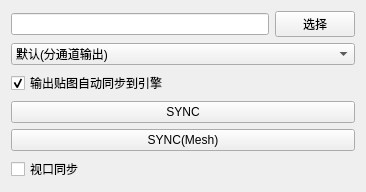
yangskin/SPsync, file sp_sync_ui.ui: the form before one commit.
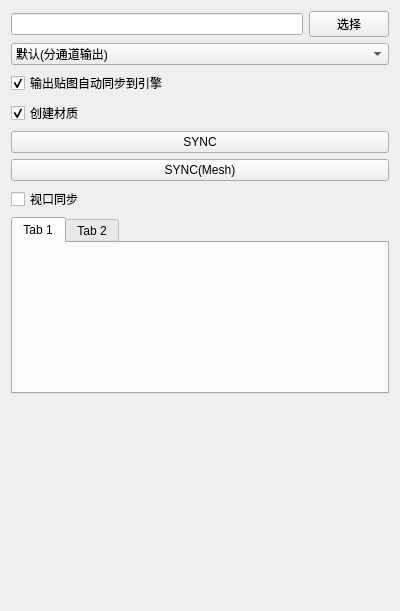
The form after the commit.

Diff of the .ui file:
```diff
--- a/sp_sync_ui.ui
+++ b/sp_sync_ui.ui
@@ -9,8 +9,8 @@
    <rect>
     <x>0</x>
     <y>0</y>
-    <width>366</width>
-    <height>176</height>
+    <width>400</width>
+    <height>611</height>
    </rect>
   </property>
   <property name="windowTitle">
@@ -18,8 +18,6 @@
   </property>
   <layout class="QVBoxLayout" name="verticalLayout">
    <item>
-    <layout class="QVBoxLayout" name="verticalLayout_2">
-     <item>
       <layout class="QHBoxLayout" name="horizontalLayout">
        <property name="topMargin">
         <number>0</number>
@@ -55,6 +53,16 @@
        </property>
       </widget>
      </item>
+   <item>
+    <widget class="QCheckBox" name="create_material">
+     <property name="text">
+      <string>创建材质</string>
+     </property>
+     <property name="checked">
+      <bool>true</bool>
+     </property>
+    </widget>
+   </item>
      <item>
       <widget class="QPushButton" name="sync_button">
        <property name="text">
@@ -76,6 +84,76 @@
        </property>
       </widget>
      </item>
+   <item>
+    <widget class="QTabWidget" name="tabWidget">
+     <property name="enabled">
+      <bool>true</bool>
+     </property>
+     <property name="autoFillBackground">
+      <bool>true</bool>
+     </property>
+     <property name="currentIndex">
+      <number>0</number>
+     </property>
+     <property name="tabsClosable">
+      <bool>false</bool>
+     </property>
+     <property name="movable">
+      <bool>true</bool>
+     </property>
+     <property name="tabBarAutoHide">
+      <bool>false</bool>
+     </property>
+     <widget class="QWidget" name="tab">
+      <property name="enabled">
+       <bool>true</bool>
+      </property>
+      <property name="sizePolicy">
+       <sizepolicy hsizetype="Expanding" vsizetype="Expanding">
+        <horstretch>0</horstretch>
+        <verstretch>0</verstretch>
+       </sizepolicy>
+      </property>
+      <property name="sizeIncrement">
+       <size>
+        <width>0</width>
+        <height>0</height>
+       </size>
+      </property>
+      <property name="baseSize">
+       <size>
+        <width>0</width>
+        <height>0</height>
+       </size>
+      </property>
+      <property name="layoutDirection">
+       <enum>Qt::LeftToRight</enum>
+      </property>
+      <property name="autoFillBackground">
+       <bool>false</bool>
+      </property>
+      <attribute name="title">
+       <string>Tab 1</string>
+      </attribute>
+      <widget class="QWidget" name="verticalLayoutWidget">
+       <property name="geometry">
+        <rect>
+         <x>50</x>
+         <y>40</y>
+         <width>271</width>
+         <height>101</height>
+        </rect>
+       </property>
+       <layout class="QVBoxLayout" name="verticalLayout_2"/>
+      </widget>
+     </widget>
+     <widget class="QWidget" name="tab_2">
+      <attribute name="title">
+       <string>Tab 2</string>
+      </attribute>
+     </widget>
+    </widget>
+   </item>
      <item>
       <spacer name="verticalSpacer">
        <property name="orientation">
@@ -84,12 +162,10 @@
        <property name="sizeHint" stdset="0">
         <size>
          <width>20</width>
-         <height>40</height>
+       <height>206</height>
         </size>
        </property>
       </spacer>
-     </item>
-    </layout>
    </item>
   </layout>
  </widget>
```
Lines whose indentation alone changed are shown as unchanged.
